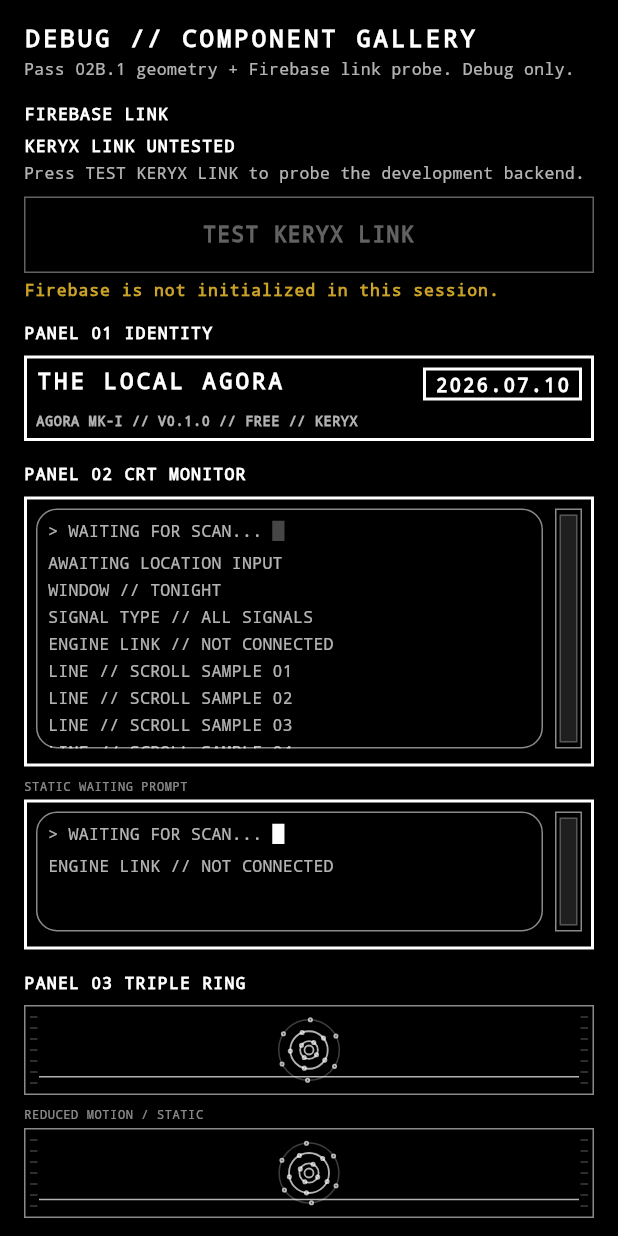
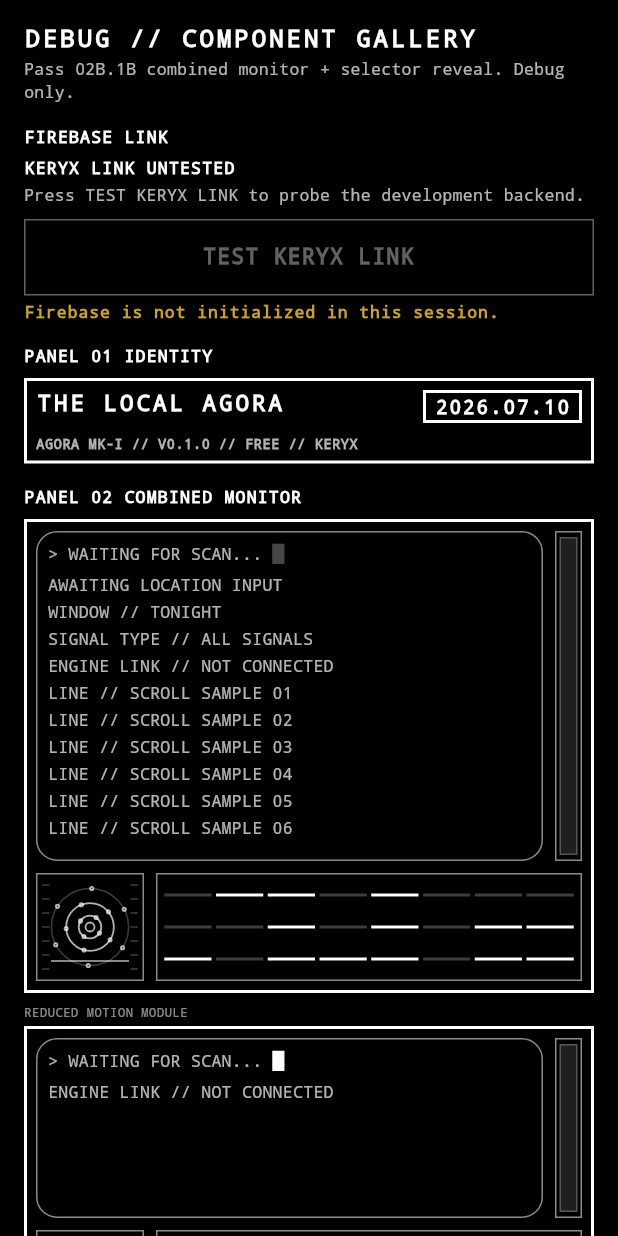
Before and after one commit to JonathanEdwardLee/the-local-agora, a Flutter app: the DebugComponentGallery screen opened directly, on a phone screen of 412 x 824 dp. Run offline on Flutter 3.47's test engine with Material 3 defaults, Android fonts, the phone set to English and light mode, and no system bars; our stand-ins replace cloud_functions, firebase_core; accounts and stored records are empty.

Commit message:
Refine Scan Control into combined monitor module with WHEN/WHAT reveal.
Absorb panel 03 into panel 02 lower band and collapse dials after selection without changing Firebase or local-only scan behavior.

Co-authored-by: Cursor <cursoragent@cursor.com>

```diff
--- a/lib/design/jf_crt_monitor.dart
+++ b/lib/design/jf_crt_monitor.dart
@@ -126,6 +126,7 @@ class JfCrtMonitor extends StatefulWidget {
     this.warning = false,
     this.showWaitingPrompt = true,
     this.forceStaticPrompt,
+    this.framed = true,
   });
 
   final List<String> lines;
@@ -133,6 +134,9 @@ class JfCrtMonitor extends StatefulWidget {
   final bool warning;
   final bool showWaitingPrompt;
   final bool? forceStaticPrompt;
+
+  /// When false, omits the outer machine frame (for embedding in [JfMonitorModule]).
+  final bool framed;
 
   static const double innerRadius = 14;
 
@@ -158,23 +162,10 @@ class _JfCrtMonitorState extends State<JfCrtMonitor> {
   @override
   Widget build(BuildContext context) {
     final borderColor = widget.warning ? JfColors.amber : JfColors.white;
-    final screenHeight = widget.height - 20;
+    final screenHeight = widget.framed ? widget.height - 20 : widget.height;
     final itemCount = widget.lines.length + (widget.showWaitingPrompt ? 1 : 0);
 
-    return Semantics(
-      label: 'Machine monitor',
-      child: SizedBox(
-        height: widget.height,
-        width: double.infinity,
-        child: DecoratedBox(
-          decoration: BoxDecoration(
-            color: JfColors.black,
-            border: Border.all(color: borderColor, width: JfBorders.primary),
-            borderRadius: JfBorders.square,
-          ),
-          child: Padding(
-            padding: const EdgeInsets.all(JfSpacing.sm),
-            child: Row(
+    final screen = Row(
       crossAxisAlignment: CrossAxisAlignment.start,
       children: [
         Expanded(
@@ -187,8 +178,7 @@ class _JfCrtMonitorState extends State<JfCrtMonitor> {
                   color: JfColors.white54,
                   width: JfBorders.secondary,
                 ),
-                        borderRadius:
-                            BorderRadius.circular(JfCrtMonitor.innerRadius),
+                borderRadius: BorderRadius.circular(JfCrtMonitor.innerRadius),
               ),
               child: ClipRRect(
                 borderRadius: BorderRadius.circular(
@@ -235,9 +225,27 @@ class _JfCrtMonitorState extends State<JfCrtMonitor> {
           trackHeight: screenHeight,
         ),
       ],
+    );
+
+    return Semantics(
+      label: 'Machine monitor',
+      child: SizedBox(
+        height: widget.height,
+        width: double.infinity,
+        child: widget.framed
+            ? DecoratedBox(
+                decoration: BoxDecoration(
+                  color: JfColors.black,
+                  border:
+                      Border.all(color: borderColor, width: JfBorders.primary),
+                  borderRadius: JfBorders.square,
                 ),
+                child: Padding(
+                  padding: const EdgeInsets.all(JfSpacing.sm),
+                  child: screen,
                 ),
-        ),
+              )
+            : screen,
       ),
     );
   }
--- /dev/null
+++ b/lib/design/jf_indicator_board.dart
@@ -0,0 +1,171 @@
+import 'dart:math' as math;
+
+import 'package:flutter/material.dart';
+
+import 'junkfeathers_tokens.dart';
+
+/// Decorative non-interactive machine indicator board.
+/// Purely visual — does not imply scanning or backend status.
+class JfIndicatorBoard extends StatefulWidget {
+  const JfIndicatorBoard({
+    super.key,
+    this.height = 72,
+    this.columns = 8,
+    this.rows = 3,
+    this.forceStatic,
+  });
+
+  final double height;
+  final int columns;
+  final int rows;
+  final bool? forceStatic;
+
+  @override
+  State<JfIndicatorBoard> createState() => _JfIndicatorBoardState();
+}
+
+class _JfIndicatorBoardState extends State<JfIndicatorBoard>
+    with SingleTickerProviderStateMixin, WidgetsBindingObserver {
+  late final AnimationController _controller;
+  late List<bool> _lit;
+  late List<bool> _target;
+  final _rng = math.Random(42);
+  bool _appActive = true;
+  DateTime _lastFlicker = DateTime.fromMillisecondsSinceEpoch(0);
+
+  @override
+  void initState() {
+    super.initState();
+    WidgetsBinding.instance.addObserver(this);
+    _lit = _randomPattern();
+    _target = List<bool>.from(_lit);
+    _controller = AnimationController(
+      vsync: this,
+      duration: const Duration(milliseconds: 2800),
+    )..addListener(_onTick);
+  }
+
+  List<bool> _randomPattern() {
+    final count = widget.rows * widget.columns;
+    return List<bool>.generate(count, (_) => _rng.nextDouble() > 0.45);
+  }
+
+  void _onTick() {
+    if (_reduceMotion || !_appActive) return;
+    final t = _controller.value;
+    final inFlicker = t > 0.55 && t < 0.78;
+    final now = DateTime.now();
+    if (inFlicker &&
+        now.difference(_lastFlicker) > const Duration(milliseconds: 180)) {
+      _lastFlicker = now;
+      final next = List<bool>.from(_lit);
+      final flips = 2 + _rng.nextInt(3);
+      for (var i = 0; i < flips; i++) {
+        final idx = _rng.nextInt(next.length);
+        next[idx] = !next[idx];
+      }
+      if (mounted) setState(() => _lit = next);
+    } else if (t >= 0.78 && t < 0.85) {
+      if (mounted) setState(() => _lit = List<bool>.from(_target));
+    } else if (t >= 0.98) {
+      _target = _randomPattern();
+    }
+  }
+
+  @override
+  void didChangeAppLifecycleState(AppLifecycleState state) {
+    _appActive = state == AppLifecycleState.resumed ||
+        state == AppLifecycleState.inactive;
+    if (mounted) _sync();
+  }
+
+  @override
+  void didChangeDependencies() {
+    super.didChangeDependencies();
+    _sync();
+  }
+
+  @override
+  void didUpdateWidget(covariant JfIndicatorBoard oldWidget) {
+    super.didUpdateWidget(oldWidget);
+    _sync();
+  }
+
+  bool get _reduceMotion {
+    if (widget.forceStatic == true) return true;
+    if (widget.forceStatic == false) return false;
+    return MediaQuery.disableAnimationsOf(context);
+  }
+
+  void _sync() {
+    final animate = !_reduceMotion && _appActive;
+    if (animate) {
+      if (!_controller.isAnimating) _controller.repeat();
+    } else {
+      _controller.stop();
+      _controller.value = 0;
+    }
+  }
+
+  @override
+  void dispose() {
+    WidgetsBinding.instance.removeObserver(this);
+    _controller.removeListener(_onTick);
+    _controller.dispose();
+    super.dispose();
+  }
+
+  @override
+  Widget build(BuildContext context) {
+    return Semantics(
+      label: 'Decorative machine indicator board',
+      excludeSemantics: true,
+      child: IgnorePointer(
+        child: DecoratedBox(
+          decoration: BoxDecoration(
+            color: JfColors.black,
+            border: Border.all(
+              color: JfColors.white54,
+              width: JfBorders.secondary,
+            ),
+            borderRadius: JfBorders.square,
+          ),
+          child: SizedBox(
+            height: widget.height,
+            width: double.infinity,
+            child: Padding(
+              padding: const EdgeInsets.all(JfSpacing.xs),
+              child: Column(
+                children: List.generate(widget.rows, (row) {
+                  return Expanded(
+                    child: Row(
+                      children: List.generate(widget.columns, (col) {
+                        final idx = row * widget.columns + col;
+                        final on = idx < _lit.length && _lit[idx];
+                        return Expanded(
+                          child: Padding(
+                            padding: const EdgeInsets.all(1.5),
+                            child: DecoratedBox(
+                              decoration: BoxDecoration(
+                                color: on ? JfColors.white70 : JfColors.black,
+                                border: Border.all(
+                                  color: on ? JfColors.white : JfColors.white24,
+                                  width: JfBorders.secondary,
+                                ),
+                                borderRadius: JfBorders.square,
+                              ),
+                            ),
+                          ),
+                        );
+                      }),
+                    ),
+                  );
+                }),
+              ),
+            ),
+          ),
+        ),
+      ),
+    );
+  }
+}
--- /dev/null
+++ b/lib/design/jf_monitor_module.dart
@@ -0,0 +1,91 @@
+import 'package:flutter/material.dart';
+
+import 'jf_crt_monitor.dart';
+import 'jf_indicator_board.dart';
+import 'jf_signal_coil.dart';
+import 'junkfeathers_tokens.dart';
+
+/// Combined Panel 02 — CRT monitor plus lower signal/control band.
+class JfMonitorModule extends StatelessWidget {
+  const JfMonitorModule({
+    super.key,
+    required this.lines,
+    this.monitorHeight = 220,
+    this.bandHeight = 72,
+    this.warning = false,
+    this.coilMode = JfSignalCoilMode.idle,
+    this.forceStatic,
+    this.showWaitingPrompt = true,
+  });
+
+  final List<String> lines;
+  final double monitorHeight;
+  final double bandHeight;
+  final bool warning;
+  final JfSignalCoilMode coilMode;
+  final bool? forceStatic;
+  final bool showWaitingPrompt;
+
+  /// Default CRT height after absorbing former panel 03 space.
+  static const double defaultMonitorHeight = 220;
+
+  /// Lower band height (square art + indicator board).
+  static const double defaultBandHeight = 72;
+
+  @override
+  Widget build(BuildContext context) {
+    final borderColor = warning ? JfColors.amber : JfColors.white;
+
+    return Semantics(
+      label: 'Machine monitor module',
+      child: DecoratedBox(
+        decoration: BoxDecoration(
+          color: JfColors.black,
+          border: Border.all(color: borderColor, width: JfBorders.primary),
+          borderRadius: JfBorders.square,
+        ),
+        child: Padding(
+          padding: const EdgeInsets.all(JfSpacing.sm),
+          child: Column(
+            crossAxisAlignment: CrossAxisAlignment.stretch,
+            children: [
+              JfCrtMonitor(
+                lines: lines,
+                height: monitorHeight,
+                warning: warning,
+                showWaitingPrompt: showWaitingPrompt,
+                forceStaticPrompt: forceStatic,
+                framed: false,
+              ),
+              const SizedBox(height: JfSpacing.sm),
+              SizedBox(
+                height: bandHeight,
+                child: Row(
+                  crossAxisAlignment: CrossAxisAlignment.stretch,
+                  children: [
+                    SizedBox(
+                      width: bandHeight,
+                      child: JfSignalCoil(
+                        mode: coilMode,
+                        height: bandHeight,
+                        forceStatic: forceStatic,
+                        square: true,
+                      ),
+                    ),
+                    const SizedBox(width: JfSpacing.sm),
+                    Expanded(
+                      child: JfIndicatorBoard(
+                        height: bandHeight,
+                        forceStatic: forceStatic,
+                      ),
+                    ),
+                  ],
+                ),
+              ),
+            ],
+          ),
+        ),
+      ),
+    );
+  }
+}
--- a/lib/design/jf_signal_coil.dart
+++ b/lib/design/jf_signal_coil.dart
@@ -11,18 +11,22 @@ enum JfSignalCoilMode {
   warning,
 }
 
-/// 03 — compact triple-ring signal visual with ticks and scan line.
+/// Compact triple-ring signal visual with ticks and scan line.
 class JfSignalCoil extends StatefulWidget {
   const JfSignalCoil({
     super.key,
     this.mode = JfSignalCoilMode.idle,
     this.height = 60,
     this.forceStatic,
+    this.square = false,
   });
 
   final JfSignalCoilMode mode;
   final double height;
   final bool? forceStatic;
+
+  /// When true, art fills a square viewport (for monitor lower band).
+  final bool square;
 
   static const int ringCount = 3;
 
@@ -106,7 +110,7 @@ class _JfSignalCoilState extends State<JfSignalCoil>
         ),
         child: SizedBox(
           height: widget.height,
-          width: double.infinity,
+          width: widget.square ? widget.height : double.infinity,
           child: ClipRect(
             child: AnimatedBuilder(
               animation: _controller,
--- a/lib/features/debug/debug_component_gallery.dart
+++ b/lib/features/debug/debug_component_gallery.dart
@@ -1,20 +1,22 @@
 import 'package:flutter/material.dart';
 
-import '../../design/jf_crt_monitor.dart';
 import '../../design/jf_device_button.dart';
 import '../../design/jf_dial_selector.dart';
+import '../../design/jf_indicator_board.dart';
 import '../../design/jf_machine_field.dart';
 import '../../design/jf_machine_identity_panel.dart';
+import '../../design/jf_monitor_module.dart';
 import '../../design/jf_numeric_display.dart';
 import '../../design/jf_oled_dialog.dart';
 import '../../design/jf_oled_toast.dart';
 import '../../design/jf_section_label.dart';
-import '../../design/jf_signal_coil.dart';
 import '../../design/jf_status_line.dart';
 import '../../design/junkfeathers_tokens.dart';
 import '../../services/keryx/keryx_link_result.dart';
 import '../../services/keryx/keryx_link_service.dart';
 import '../scan_control/scan_control_state.dart';
+
+enum _GalleryReveal { none, when, what }
 
 /// Debug-only visual review surface. Not linked from release builds.
 class DebugComponentGallery extends StatefulWidget {
@@ -36,6 +38,7 @@ class _DebugComponentGalleryState extends State<DebugComponentGallery> {
   TimeWindow _when = TimeWindow.tonight;
   EventCategory _what = EventCategory.allSignals;
   bool _selected = true;
+  _GalleryReveal _reveal = _GalleryReveal.none;
   KeryxLinkResult _linkResult = KeryxLinkResult.untested;
   bool _linkBusy = false;
 
@@ -92,7 +95,7 @@ class _DebugComponentGalleryState extends State<DebugComponentGallery> {
                 ),
                 const SizedBox(height: JfSpacing.xs),
                 const Text(
-                  'Pass 02B.1 geometry + Firebase link probe. Debug only.',
+                  'Pass 02B.1B combined monitor + selector reveal. Debug only.',
                   style: JfTypography.supporting,
                 ),
                 const SizedBox(height: JfSpacing.lg),
@@ -125,9 +128,9 @@ class _DebugComponentGalleryState extends State<DebugComponentGallery> {
                 const SizedBox(height: JfSpacing.sm),
                 const JfMachineIdentityPanel(),
                 const SizedBox(height: JfSpacing.lg),
-                const JfSectionLabel('PANEL 02 CRT MONITOR'),
+                const JfSectionLabel('PANEL 02 COMBINED MONITOR'),
                 const SizedBox(height: JfSpacing.sm),
-                const JfCrtMonitor(
+                const JfMonitorModule(
                   lines: [
                     'AWAITING LOCATION INPUT',
                     'WINDOW // TONIGHT',
@@ -140,26 +143,21 @@ class _DebugComponentGalleryState extends State<DebugComponentGallery> {
                     'LINE // SCROLL SAMPLE 05',
                     'LINE // SCROLL SAMPLE 06',
                   ],
-                  height: 180,
                 ),
                 const SizedBox(height: JfSpacing.sm),
-                const Text('STATIC WAITING PROMPT', style: JfTypography.micro),
+                const Text('REDUCED MOTION MODULE', style: JfTypography.micro),
                 const SizedBox(height: JfSpacing.xs),
-                const JfCrtMonitor(
+                const JfMonitorModule(
                   lines: ['ENGINE LINK // NOT CONNECTED'],
-                  height: 100,
-                  forceStaticPrompt: true,
+                  monitorHeight: 120,
+                  forceStatic: true,
                 ),
                 const SizedBox(height: JfSpacing.lg),
-                const JfSectionLabel('PANEL 03 TRIPLE RING'),
+                const JfSectionLabel('INDICATOR BOARD STATIC'),
                 const SizedBox(height: JfSpacing.sm),
-                const JfSignalCoil(height: 60),
-                const SizedBox(height: JfSpacing.sm),
-                const Text('REDUCED MOTION / STATIC', style: JfTypography.micro),
-                const SizedBox(height: JfSpacing.xs),
-                const JfSignalCoil(height: 60, forceStatic: true),
+                const JfIndicatorBoard(height: 72, forceStatic: true),
                 const SizedBox(height: JfSpacing.lg),
-                const JfSectionLabel('PANEL 04 DIALS + FIELD'),
+                const JfSectionLabel('PANEL 04 SELECTOR REVEAL'),
                 const SizedBox(height: JfSpacing.sm),
                 JfMachineField(
                   label: 'CITY OR ZIP CODE',
@@ -167,21 +165,61 @@ class _DebugComponentGalleryState extends State<DebugComponentGallery> {
                   hintText: 'Enter location',
                 ),
                 const SizedBox(height: JfSpacing.md),
+                Row(
+                  children: [
+                    Expanded(
+                      child: JfDeviceButton(
+                        label: 'WHEN // ${_when.label}',
+                        variant: JfButtonVariant.selectable,
+                        selected: _reveal == _GalleryReveal.when,
+                        onPressed: () => setState(() {
+                          _reveal = _reveal == _GalleryReveal.when
+                              ? _GalleryReveal.none
+                              : _GalleryReveal.when;
+                        }),
+                      ),
+                    ),
+                    const SizedBox(width: JfSpacing.sm),
+                    Expanded(
+                      child: JfDeviceButton(
+                        label: 'WHAT // ${_what.label}',
+                        variant: JfButtonVariant.selectable,
+                        selected: _reveal == _GalleryReveal.what,
+                        onPressed: () => setState(() {
+                          _reveal = _reveal == _GalleryReveal.what
+                              ? _GalleryReveal.none
+                              : _GalleryReveal.what;
+                        }),
+                      ),
+                    ),
+                  ],
+                ),
+                if (_reveal == _GalleryReveal.when) ...[
+                  const SizedBox(height: JfSpacing.md),
                   JfDialSelector<TimeWindow>(
                     label: 'WHEN',
                     values: TimeWindow.values,
                     value: _when,
                     labelOf: (v) => v.label,
-                  onChanged: (v) => setState(() => _when = v),
+                    onChanged: (v) => setState(() {
+                      _when = v;
+                      _reveal = _GalleryReveal.none;
+                    }),
                   ),
+                ],
+                if (_reveal == _GalleryReveal.what) ...[
                   const SizedBox(height: JfSpacing.md),
                   JfDialSelector<EventCategory>(
                     label: 'WHAT',
                     values: EventCategory.values,
                     value: _what,
                     labelOf: (v) => v.label,
-                  onChanged: (v) => setState(() => _what = v),
+                    onChanged: (v) => setState(() {
+                      _what = v;
+                      _reveal = _GalleryReveal.none;
+                    }),
                   ),
+                ],
                 const SizedBox(height: JfSpacing.lg),
                 const JfSectionLabel('TOP OLED TOASTS'),
                 const SizedBox(height: JfSpacing.sm),
```
Also changed, not shown: lib/features/scan_control/scan_control_screen.dart (+64 -15 lines), 6 other files. Lines whose indentation alone changed are shown as unchanged.
